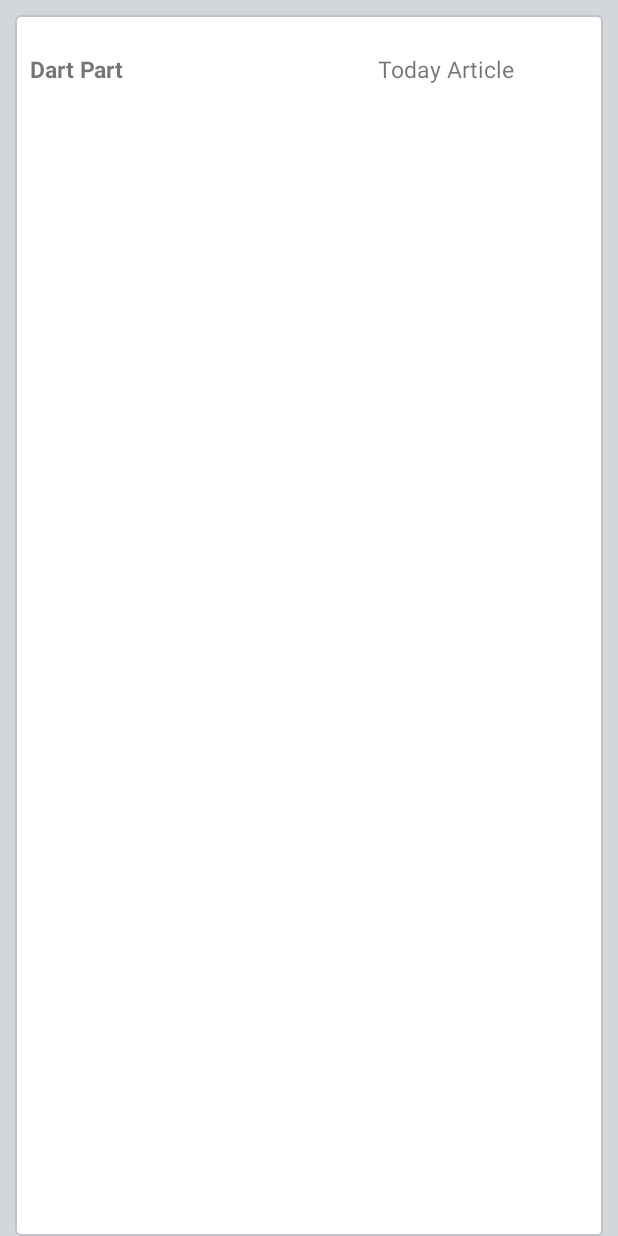
After one commit to prasanna20/examframework, an Android app: the layout DailyExamView.xml on its own in the app's theme, with its tools: preview values and no code run, on a phone screen of 412 x 824 dp. The commit adds this screen. Run offline under Robolectric (Android 15) with nearby library versions, the phone set to English and light mode, and no system bars.

Commit message:
Adding Daily exam and Daily Article

```diff
--- a/app/src/main/AndroidManifest.xml
+++ b/app/src/main/AndroidManifest.xml
@@ -85,6 +85,12 @@
             android:name=".MessageBoard"
             android:label="@string/title_activity_message_board" >
         </activity>
+        <activity
+            android:name=".DailyExamQuestion"
+            android:label="@string/title_activity_daily_exam_question"
+            android:screenOrientation="portrait"
+            android:theme="@android:style/Theme.Holo.Light.DarkActionBar">
+        </activity>
     </application>
 
 </manifest>
--- /dev/null
+++ b/app/src/main/res/drawable/bg_parent_rounded_corner.xml
@@ -0,0 +1,19 @@
+<?xml version="1.0" encoding="utf-8"?>
+<shape xmlns:android="http://schemas.android.com/apk/res/android"
+    android:shape="rectangle" >
+
+    <!-- view background color -->
+    <solid android:color="@color/feed_item_bg" >
+    </solid>
+
+    <!-- view border color and width -->
+    <stroke
+        android:width="@dimen/feed_item_border_width"
+        android:color="@color/feed_item_border" >
+    </stroke>
+
+    <!-- Here is the corner radius -->
+    <corners android:radius="@dimen/feed_item_corner_radius" >
+    </corners>
+
+</shape>
--- /dev/null
+++ b/app/src/main/res/layout/DailyExamView.xml
@@ -0,0 +1,52 @@
+<?xml version="1.0" encoding="utf-8"?>
+
+<RelativeLayout xmlns:android="http://schemas.android.com/apk/res/android"
+    android:layout_width="match_parent"
+    android:layout_height="match_parent"
+    android:background="@color/feed_bg"
+    android:orientation="vertical" >
+
+    <RelativeLayout
+        android:layout_width="match_parent"
+        android:layout_height="match_parent"
+        android:layout_marginLeft="@dimen/feed_item_margin"
+        android:layout_marginRight="@dimen/feed_item_margin"
+        android:layout_marginTop="@dimen/feed_item_margin"
+        android:background="@drawable/bg_parent_rounded_corner"
+        android:orientation="vertical"
+        android:paddingBottom="@dimen/feed_item_padding_top_bottom"
+        android:paddingTop="@dimen/feed_item_padding_top_bottom" >
+
+              <TextView
+                  android:id="@+id/txtDate"
+                  android:layout_width="180dp"
+                  android:layout_height="wrap_content"
+                  android:layout_alignParentTop="true"
+                  android:paddingLeft="10dp"
+                  android:paddingTop="5dp"
+                  android:paddingBottom="5dp"
+                  android:textSize="@dimen/feed_item_profile_name"
+                  android:text="Dart Part"
+                  android:textStyle="bold" />
+
+
+
+
+        <TextView
+            android:id="@+id/txtArticle"
+            android:layout_width="150dp"
+            android:layout_height="wrap_content"
+            android:paddingTop="5dp"
+            android:paddingBottom="5dp"
+            android:paddingRight="5dp"
+            android:text="Today Article"
+            android:layout_alignParentRight="true"
+            android:layout_alignRight="@id/txtDate"
+            android:textSize="@dimen/feed_item_profile_name"/>
+
+
+    </RelativeLayout>
+
+
+
+</RelativeLayout>
--- /dev/null
+++ b/app/src/main/res/values/colors.xml
@@ -0,0 +1,11 @@
+<?xml version="1.0" encoding="utf-8"?>
+<resources>
+
+    <color name="white">#ffffff</color>
+    <color name="feed_bg">#d3d6db</color>
+    <color name="feed_item_bg">#ffffff</color>
+    <color name="feed_item_border">#c2c3c8</color>
+    <color name="link">#0a80d1</color>
+    <color name="timestamp">#a0a3a7</color>
+
+</resources>
--- a/app/src/main/res/values/dimens.xml
+++ b/app/src/main/res/values/dimens.xml
@@ -2,4 +2,17 @@
     <!-- Default screen margins, per the Android Design guidelines. -->
     <dimen name="activity_horizontal_margin">16dp</dimen>
     <dimen name="activity_vertical_margin">16dp</dimen>
+
+
+    <dimen name="feed_item_margin">10dp</dimen>
+    <dimen name="feed_item_padding_top_bottom">20dp</dimen>
+    <dimen name="feed_item_padding_left_right">15dp</dimen>
+    <dimen name="feed_item_profile_pic">50dp</dimen>
+    <dimen name="feed_item_profile_info_padd">10dp</dimen>
+    <dimen name="feed_item_profile_name">15dp</dimen>
+    <dimen name="feed_item_timestamp">13dp</dimen>
+    <dimen name="feed_item_status_pad_left_right">15dp</dimen>
+    <dimen name="feed_item_status_pad_top">13dp</dimen>
+    <dimen name="feed_item_corner_radius">3dp</dimen>
+    <dimen name="feed_item_border_width">1dp</dimen>
 </resources>
--- a/app/src/main/res/values/strings.xml
+++ b/app/src/main/res/values/strings.xml
@@ -62,6 +62,7 @@
     <string name="title_activity_message_board">MessageBoard</string>
 
     <string name="hello_world">Hello world!</string>
+    <string name="title_activity_daily_exam_question">DailyExamQuestion</string>
 
 
 
```
Also changed, not shown: app/src/main/java/ExamFramework_Adapter/DailyExamAdapter.java (added, +80 -0 lines), app/src/main/java/ExamFramework_Data/DailyExam.java (added, +87 -0 lines), app/src/main/java/com/fyshadows/examframework/examframework/DailyExamQuestion.java (added, +86 -0 lines), app/src/main/java/com/fyshadows/examframework/examframework/Exam_database.java (+30 -1 lines), app/src/main/java/com/fyshadows/examframework/examframework/HomeActivity.java (+9 -1 lines), app/src/main/res/layout/actionbar_dailyexam.xml (added, +22 -0 lines), app/src/main/res/layout/activity_daily_exam_question.xml (added, +24 -0 lines), app/src/main/res/layout/activity_home.xml (+13 -0 lines), app/src/main/res/menu/menu_daily_exam_question.xml (added, +7 -0 lines).
